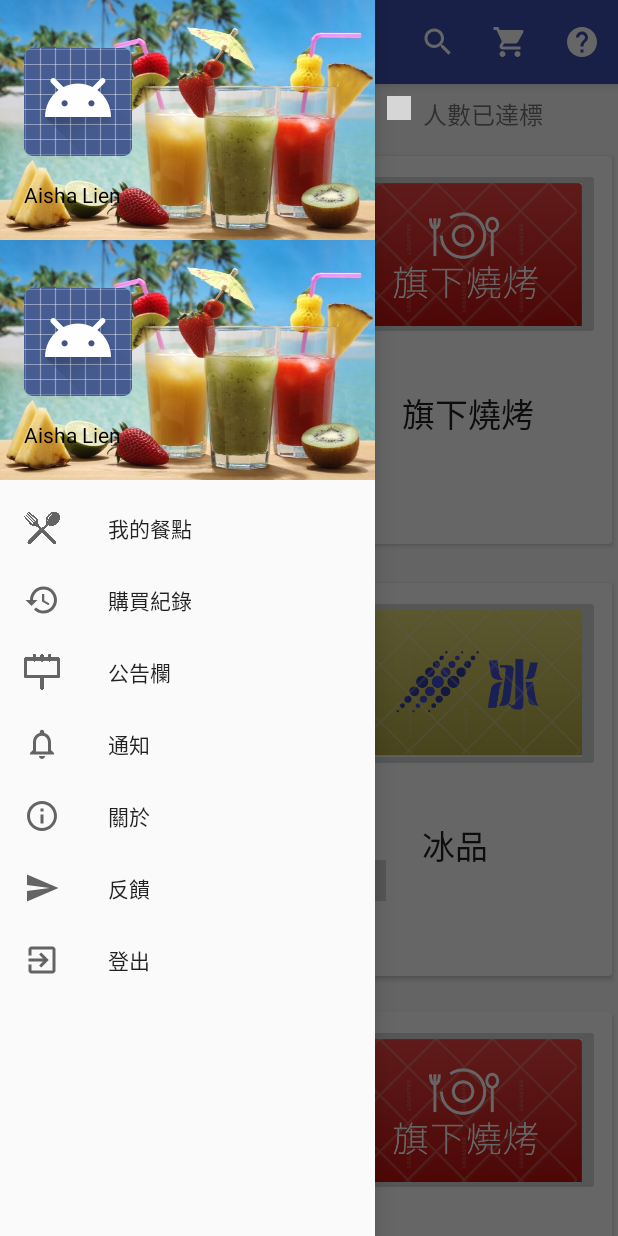
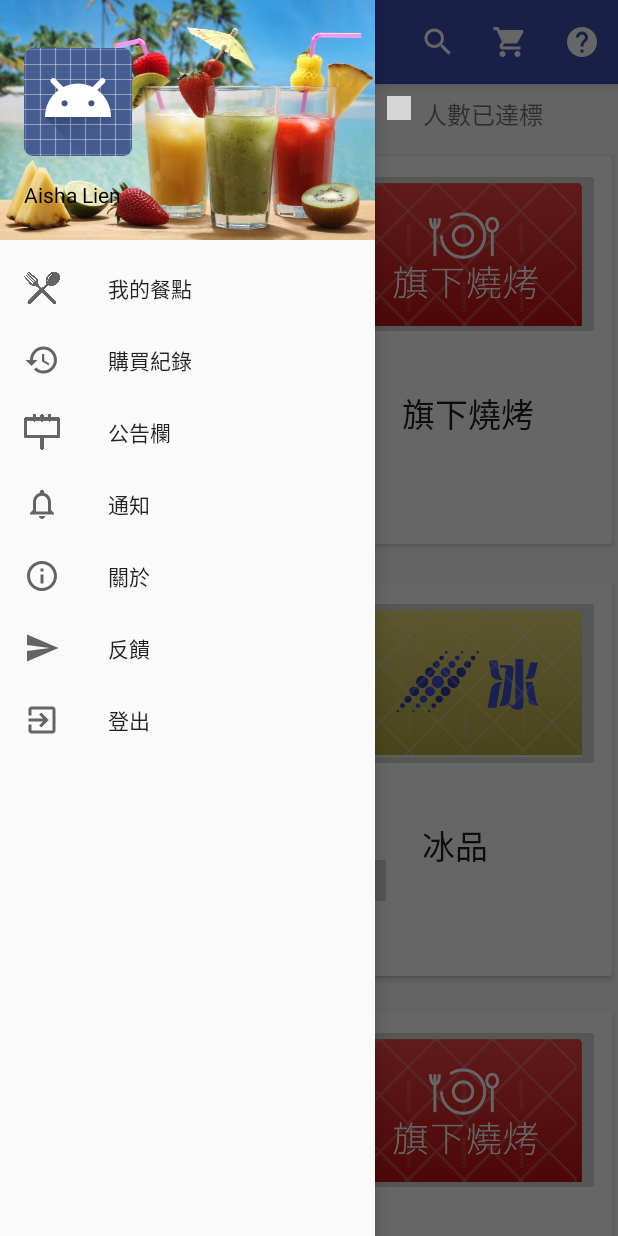
Before and after one commit to 107bento/App, an Android app: the main_menu screen opened directly, with no data from a screen before it, with the side drawer open, on a phone screen of 412 x 824 dp. Run offline under Robolectric (Android 15) with nearby library versions, the phone set to English and light mode, and no system bars; grey boxes are pictures that could not be loaded.

Commit message:
側拉選單header
取消在xml，改以Java控制顯示

```diff
--- a/Bento/app/src/main/res/layout/activity_main_menu.xml
+++ b/Bento/app/src/main/res/layout/activity_main_menu.xml
@@ -21,7 +21,6 @@
         android:layout_height="match_parent"
         android:layout_gravity="start"
         android:fitsSystemWindows="true"
-        app:headerLayout="@layout/nav_header_main_menu"
         app:menu="@menu/activity_main_menu_drawer"
         />
 
```
